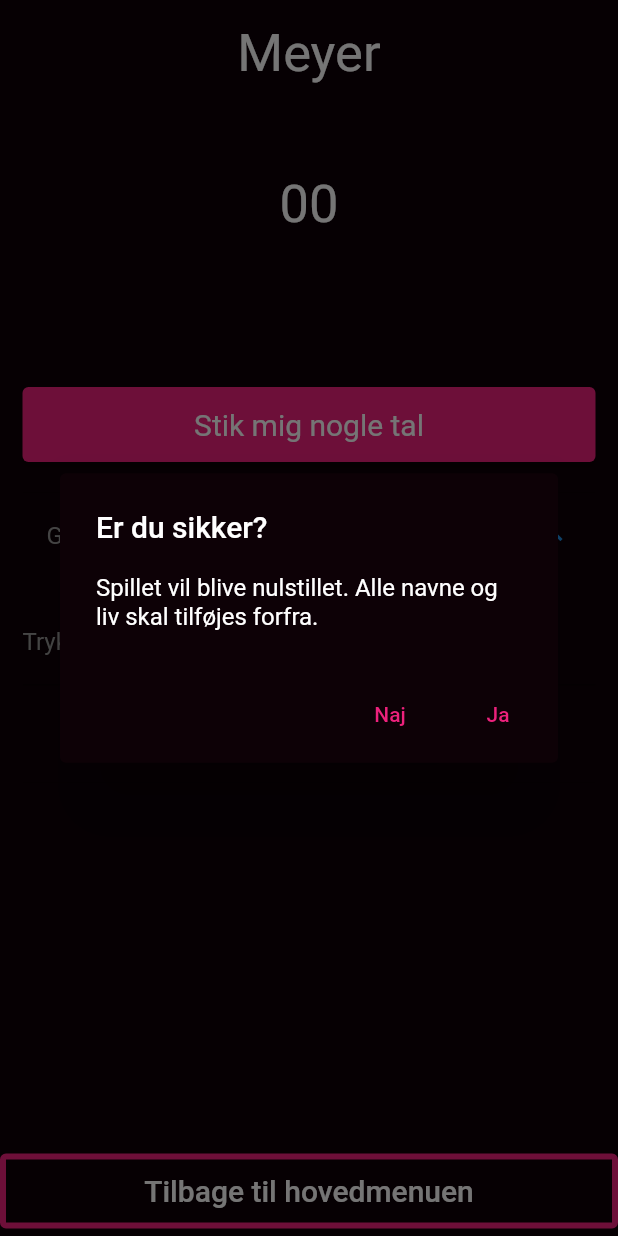
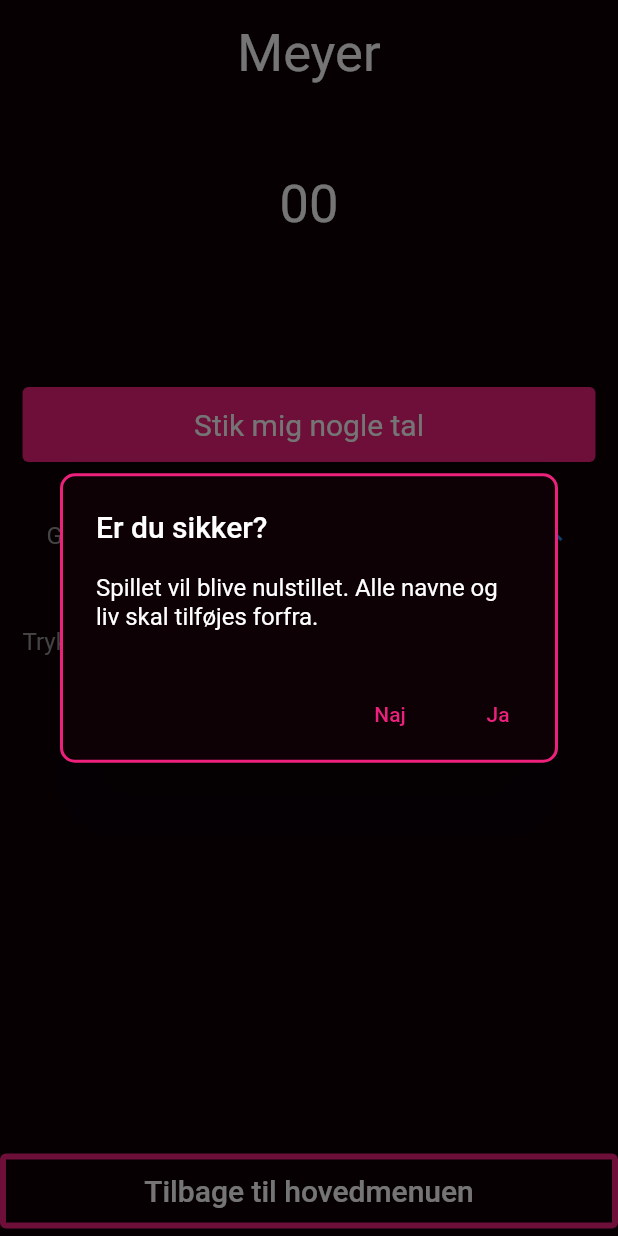
Before and after one commit to BellyMeister/druk-spil, a Flutter app: the MeyerPage screen opened directly, after a tap on "Tilbage til hovedmenuen", on a phone screen of 412 x 824 dp. Run offline on Flutter 3.47's test engine with Material 2 defaults, Android fonts, the phone set to English and light mode, and no system bars.

Commit message:
Border on showDialog because it was easy to overlook

```diff
--- a/lib/meyer/meyer.dart
+++ b/lib/meyer/meyer.dart
@@ -202,6 +202,10 @@ class _MeyerPageState extends State<MeyerPage> {
     return await showDialog(
       context: context,
       builder: (context) => AlertDialog(
+        shape: RoundedRectangleBorder(
+          borderRadius: BorderRadius.circular(10),
+          side: BorderSide(color: Theme.of(context).accentColor, width: 2)
+        ),
         backgroundColor: Theme.of(context).primaryColor,
         title: Text('Er du sikker?'),
         content: Text('Spillet vil blive nulstillet. Alle navne og liv skal tilføjes forfra.'),
```
